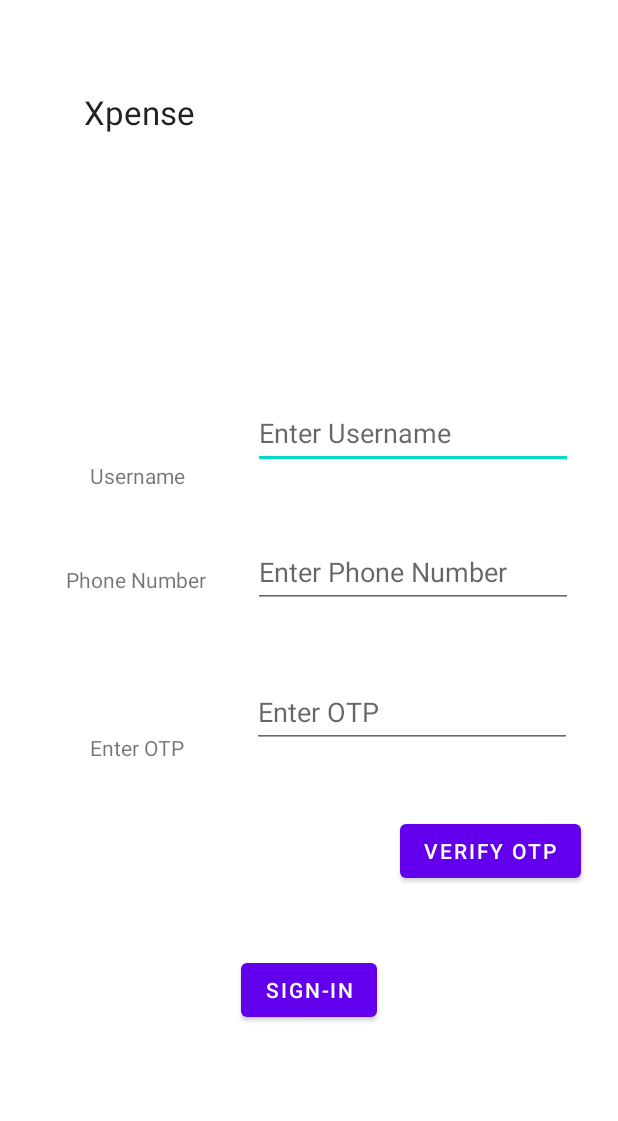
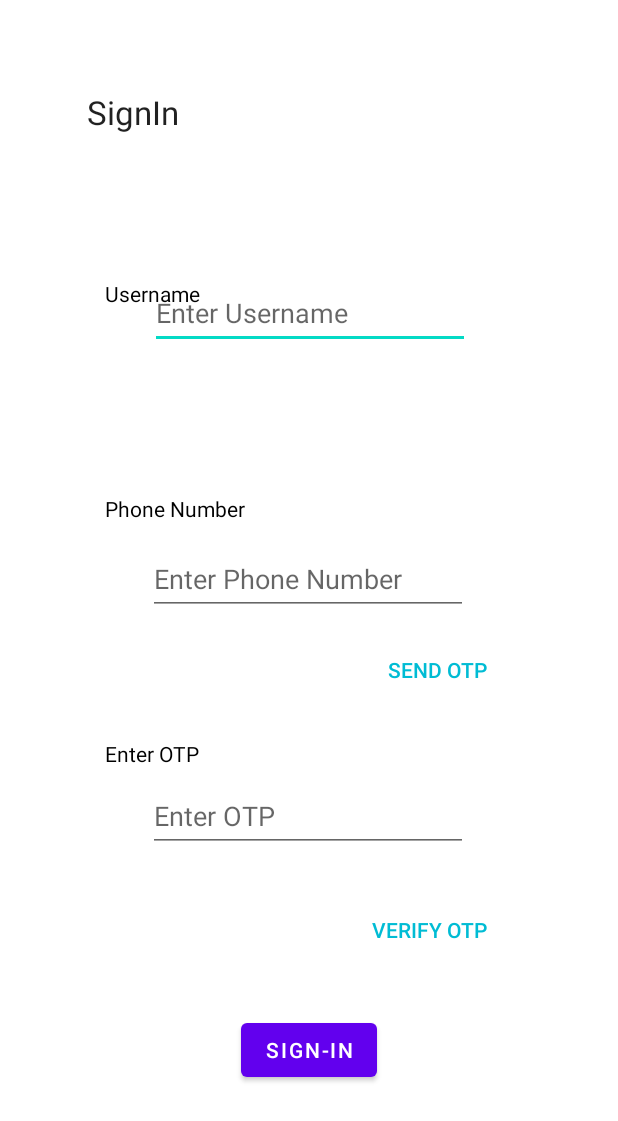
Before and after one commit to sksingh2/Xpense, an Android app: the layout activity_signin_page.xml on its own in the app's theme, with its tools: preview values and no code run, on a phone screen of 412 x 824 dp. Shown: the top 1121 px of the screen. Run offline under Robolectric (Android 15) with nearby library versions, the phone set to English and light mode, and no system bars.

Commit message:
Revert "small commit in sign up"
This reverts commit 57350adc

```diff
--- a/app/src/main/java/com/example/xpense/Sign_Up.java
+++ b/app/src/main/java/com/example/xpense/Sign_Up.java
@@ -2,6 +2,7 @@ package com.example.xpense;
 
 import androidx.appcompat.app.AppCompatActivity;
 
+import android.content.Context;
 import android.content.Intent;
 import android.os.Bundle;
 import android.view.View;
@@ -14,8 +15,8 @@ public class Sign_Up extends AppCompatActivity {
     Button get_otp, new_user, sign_up;
     EditText phone_no, in_otp;
     String temp;
+    long phone;
     int temp_otp = 1234, otp;
-    long phone;
     @Override
     protected void onCreate(Bundle savedInstanceState) {
         super.onCreate(savedInstanceState);
@@ -26,10 +27,11 @@ public class Sign_Up extends AppCompatActivity {
         phone_no = findViewById(R.id.phone_no);
         in_otp = findViewById(R.id.otp);
         get_otp.setOnClickListener(v -> {
-            temp=phone_no.getText().toString();
-            if (temp.length() != 10 || temp.isEmpty()) {
-                Toast invalid_no = Toast.makeText(getApplicationContext(), "Enter a valid Number", Toast.LENGTH_SHORT);
-                invalid_no.show();
+            temp = phone_no.getText().toString();
+            if (temp.length() != 10 )
+            {
+               Toast invalid_no = Toast.makeText(getApplicationContext(), "Enter a valid Number",Toast.LENGTH_SHORT);
+                     invalid_no.show();
                /* LONG SYNTAX FOR TOAST
                 Context context = getApplicationContext();
                 CharSequence text = "Invalid Number";
@@ -39,10 +41,11 @@ public class Sign_Up extends AppCompatActivity {
             }
             else
             {
-                phone =Long.parseLong(temp);
+                phone = Long.parseLong(temp);
                 Toast otp_send = Toast.makeText(getApplicationContext(),"Otp send",Toast.LENGTH_SHORT);
                 otp_send.show();
             }
+
         });
 
         sign_up.setOnClickListener(v -> {
@@ -65,12 +68,5 @@ public class Sign_Up extends AppCompatActivity {
             Intent redirect_home = new Intent(Sign_Up.this,SigninPage.class );
             startActivity(redirect_home);
         });
-        /*new_user.setOnClickListener(new View.OnClickListener()
-        {
-            public void onClick(View v){
-                Intent redirect_home = new Intent(Sign_Up.this,SigninPage.class );
-                startActivity(redirect_home);
-            }
-        });**/
         }
     }
--- a/app/src/main/res/layout/activity_sign_up.xml
+++ b/app/src/main/res/layout/activity_sign_up.xml
@@ -108,18 +108,4 @@
             app:layout_constraintHorizontal_bias="0.0"
             app:layout_constraintStart_toStartOf="parent" />
 
-        <TextView
-            android:id="@+id/textView"
-            android:layout_width="125dp"
-            android:layout_height="40dp"
-            android:layout_marginStart="100dp"
-            android:layout_marginEnd="5dp"
-            android:layout_marginBottom="216dp"
-            android:padding="8dp"
-            android:text="@string/text"
-            android:textAlignment="viewEnd"
-            app:layout_constraintBottom_toBottomOf="parent"
-            app:layout_constraintEnd_toStartOf="@+id/new_user"
-            app:layout_constraintStart_toStartOf="parent" />
-
 </androidx.constraintlayout.widget.ConstraintLayout>
--- a/app/src/main/res/layout/activity_signin_page.xml
+++ b/app/src/main/res/layout/activity_signin_page.xml
@@ -7,24 +7,26 @@
     tools:context=".SigninPage">
 
     <EditText
-        android:id="@+id/editTextTextPersonName"
+        android:id="@+id/EnterUsername"
         android:layout_width="wrap_content"
         android:layout_height="wrap_content"
-        android:layout_marginTop="220dp"
-        android:layout_marginEnd="30dp"
+        android:layout_marginTop="180dp"
         android:ems="10"
         android:hint="Enter Username"
         android:inputType="textPersonName"
         android:minHeight="48dp"
-        app:layout_constraintBottom_toTopOf="@+id/editTextPhone"
+        app:layout_constraintBottom_toTopOf="@+id/EnterPhoneNumber"
         app:layout_constraintEnd_toEndOf="parent"
-        app:layout_constraintTop_toTopOf="parent" />
+        app:layout_constraintHorizontal_bias="0.502"
+        app:layout_constraintStart_toStartOf="parent"
+        app:layout_constraintTop_toTopOf="parent"
+        app:layout_constraintVertical_bias="0.035" />
 
     <Button
         android:id="@+id/buttonSignUp"
         android:layout_width="wrap_content"
         android:layout_height="wrap_content"
-        android:layout_marginBottom="140dp"
+        android:layout_marginBottom="100dp"
         android:text="Sign-in"
         app:layout_constraintBottom_toBottomOf="parent"
         app:layout_constraintEnd_toEndOf="parent"
@@ -34,46 +36,45 @@
         android:id="@+id/username"
         android:layout_width="wrap_content"
         android:layout_height="wrap_content"
-        android:layout_marginStart="60dp"
-        android:layout_marginEnd="80dp"
-        android:layout_marginBottom="50dp"
         android:text="Username"
+        android:textColor="#000000"
         app:layout_constraintBottom_toTopOf="@+id/phoneNumber"
-        app:layout_constraintEnd_toStartOf="@+id/editTextTextPersonName"
-        app:layout_constraintHorizontal_bias="0.0"
+        app:layout_constraintEnd_toEndOf="parent"
+        app:layout_constraintHorizontal_bias="0.201"
         app:layout_constraintStart_toStartOf="parent"
-        app:layout_constraintTop_toBottomOf="@+id/app_name"
-        app:layout_constraintVertical_bias="1.0" />
+        app:layout_constraintTop_toBottomOf="@+id/signIn"
+        app:layout_constraintVertical_bias="0.437" />
 
     <TextView
         android:id="@+id/phoneNumber"
         android:layout_width="wrap_content"
         android:layout_height="wrap_content"
-        android:layout_marginStart="60dp"
-        android:layout_marginTop="194dp"
-        android:layout_marginEnd="47dp"
+        android:layout_marginBottom="144dp"
         android:text="Phone Number"
-        app:layout_constraintBottom_toTopOf="@+id/getOtp"
-        app:layout_constraintEnd_toStartOf="@+id/editTextTextPersonName"
-        app:layout_constraintStart_toStartOf="parent"
-        app:layout_constraintTop_toBottomOf="@+id/app_name" />
-
-    <TextView
-        android:id="@+id/getOtp"
-        android:layout_width="wrap_content"
-        android:layout_height="wrap_content"
-        android:layout_marginStart="60dp"
-        android:layout_marginBottom="128dp"
-        android:text="Enter OTP"
-        app:layout_constraintBottom_toTopOf="@+id/buttonSignUp"
+        android:textColor="#000000"
+        app:layout_constraintBottom_toTopOf="@+id/EnterOtp"
+        app:layout_constraintEnd_toEndOf="parent"
+        app:layout_constraintHorizontal_bias="0.22"
         app:layout_constraintStart_toStartOf="parent" />
 
     <TextView
-        android:id="@+id/app_name"
+        android:id="@+id/EnterOtp"
+        android:layout_width="wrap_content"
+        android:layout_height="wrap_content"
+        android:layout_marginBottom="312dp"
+        android:text="Enter OTP"
+        android:textColor="#000000"
+        app:layout_constraintBottom_toBottomOf="parent"
+        app:layout_constraintEnd_toEndOf="parent"
+        app:layout_constraintHorizontal_bias="0.201"
+        app:layout_constraintStart_toStartOf="parent" />
+
+    <TextView
+        android:id="@+id/signIn"
         android:layout_width="wrap_content"
         android:layout_height="wrap_content"
         android:layout_marginTop="60dp"
-        android:text="Xpense"
+        android:text="SignIn"
         android:textAppearance="@style/TextAppearance.AppCompat.Large"
         app:layout_constraintEnd_toEndOf="parent"
         app:layout_constraintHorizontal_bias="0.166"
@@ -81,44 +82,60 @@
         app:layout_constraintTop_toTopOf="parent" />
 
     <EditText
-        android:id="@+id/editTextNumberPassword"
+        android:id="@+id/OtpPassword"
         android:layout_width="wrap_content"
         android:layout_height="wrap_content"
-        android:layout_marginEnd="30dp"
+        android:layout_marginBottom="12dp"
         android:ems="10"
         android:hint="Enter OTP"
         android:inputType="numberPassword"
         android:minHeight="48dp"
         app:layout_constraintBottom_toTopOf="@+id/VerifyOTP"
         app:layout_constraintEnd_toEndOf="parent"
-        app:layout_constraintHorizontal_bias="0.985"
-        app:layout_constraintStart_toEndOf="@+id/getOtp"
-        app:layout_constraintTop_toBottomOf="@+id/editTextPhone" />
+        app:layout_constraintHorizontal_bias="0.497"
+        app:layout_constraintStart_toStartOf="parent"
+        app:layout_constraintTop_toBottomOf="@+id/sendOTP"
+        app:layout_constraintVertical_bias="0.75" />
 
     <EditText
-        android:id="@+id/editTextPhone"
+        android:id="@+id/EnterPhoneNumber"
         android:layout_width="wrap_content"
         android:layout_height="wrap_content"
-        android:layout_marginEnd="30dp"
+        android:layout_marginBottom="100dp"
         android:ems="10"
         android:hint="Enter Phone Number"
         android:inputType="phone"
         android:minHeight="48dp"
-        app:layout_constraintBottom_toTopOf="@+id/editTextNumberPassword"
+        app:layout_constraintBottom_toTopOf="@+id/OtpPassword"
         app:layout_constraintEnd_toEndOf="parent"
-        app:layout_constraintHorizontal_bias="1.0"
-        app:layout_constraintStart_toEndOf="@+id/phoneNumber"
-        app:layout_constraintTop_toBottomOf="@+id/editTextTextPersonName" />
+        app:layout_constraintHorizontal_bias="0.497"
+        app:layout_constraintStart_toStartOf="parent"
+        app:layout_constraintTop_toTopOf="parent"
+        app:layout_constraintVertical_bias="0.973" />
 
     <Button
         android:id="@+id/VerifyOTP"
+        style="@style/Widget.AppCompat.Button.Borderless"
         android:layout_width="wrap_content"
         android:layout_height="wrap_content"
+        android:layout_marginBottom="180dp"
         android:text="Verify OTP"
-        app:layout_constraintBottom_toTopOf="@+id/buttonSignUp"
+        android:textColor="#00BCD4"
+        app:layout_constraintBottom_toBottomOf="parent"
         app:layout_constraintEnd_toEndOf="parent"
-        app:layout_constraintHorizontal_bias="0.916"
-        app:layout_constraintStart_toStartOf="parent"
-        app:layout_constraintTop_toBottomOf="@+id/editTextNumberPassword"
-        app:layout_constraintVertical_bias="0.309" />
+        app:layout_constraintHorizontal_bias="0.764"
+        app:layout_constraintStart_toStartOf="parent" />
+
+    <Button
+        android:id="@+id/sendOTP"
+        style="@style/Widget.AppCompat.Button.Borderless"
+        android:layout_width="wrap_content"
+        android:layout_height="wrap_content"
+        android:layout_marginBottom="125dp"
+        android:text="Send OTP"
+        android:textColor="#00BCD4"
+        app:layout_constraintBottom_toTopOf="@+id/VerifyOTP"
+        app:layout_constraintEnd_toEndOf="parent"
+        app:layout_constraintHorizontal_bias="0.772"
+        app:layout_constraintStart_toStartOf="parent" />
 </androidx.constraintlayout.widget.ConstraintLayout>
--- a/app/src/main/res/values/strings.xml
+++ b/app/src/main/res/values/strings.xml
@@ -4,9 +4,9 @@
     <string name="get_otp">Get Otp</string>
     <string name="login">LogIn</string>
     <string name="otp">OTP</string>
-    <string name="sign_up">Sign Up</string>
+    <string name="new_user">New User ?</string>
+    <string name="signup">SignUp</string>
     <string name="login_text">LogIn</string>
-    <string name="text">New User?</string>
 
     <string name="home">Home</string>
     <string name="friends">Friends</string>
```
